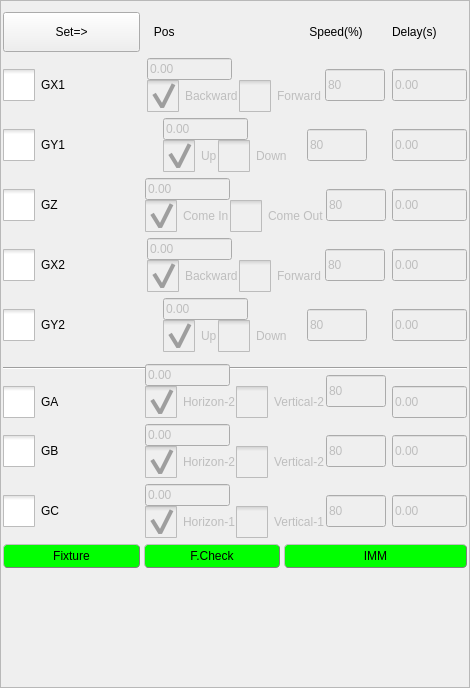
The window that hcinstruction/actionsettingframe.ui (dongdong-2009/3-5AxisRobot) describes before a commit, drawn with Qt 5.
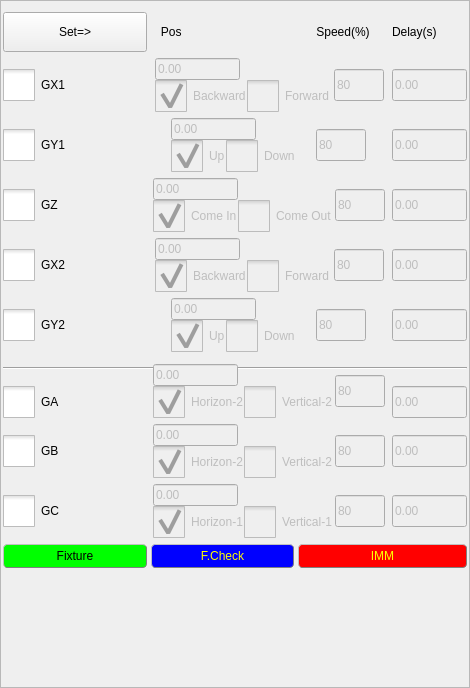
The same window after the commit. Icons and pictures are not drawn. Custom widgets are drawn as their Qt base class.

What changed in the file:
```diff
--- a/hcinstruction/actionsettingframe.ui
+++ b/hcinstruction/actionsettingframe.ui
@@ -13,20 +13,6 @@
   <property name="windowTitle">
    <string>Frame</string>
   </property>
-  <property name="styleSheet">
-   <string notr="true">QPushButton{
-     border-style: outset;
-     border-width: 1px;
-     border-radius: 4px;
-     border-color: gray;
-	background-color: rgb(0, 255, 0);
-}
-QPushButton:pressed{
-     border-style: inset;
-	background-color: #0073FF;
-	color:black;
-}</string>
-  </property>
   <property name="frameShape">
    <enum>QFrame::StyledPanel</enum>
   </property>
@@ -186,13 +172,13 @@
        </property>
        <property name="minimumSize">
         <size>
-         <width>60</width>
+         <width>50</width>
          <height>0</height>
         </size>
        </property>
        <property name="maximumSize">
         <size>
-         <width>60</width>
+         <width>50</width>
          <height>32</height>
         </size>
        </property>
@@ -324,13 +310,13 @@
        </property>
        <property name="minimumSize">
         <size>
-         <width>60</width>
+         <width>50</width>
          <height>0</height>
         </size>
        </property>
        <property name="maximumSize">
         <size>
-         <width>60</width>
+         <width>50</width>
          <height>32</height>
         </size>
        </property>
@@ -632,13 +618,13 @@
        </property>
        <property name="minimumSize">
         <size>
-         <width>60</width>
+         <width>50</width>
          <height>0</height>
         </size>
        </property>
        <property name="maximumSize">
         <size>
-         <width>60</width>
+         <width>50</width>
          <height>32</height>
         </size>
        </property>
@@ -809,13 +795,13 @@
        </property>
        <property name="minimumSize">
         <size>
-         <width>60</width>
+         <width>50</width>
          <height>0</height>
         </size>
        </property>
        <property name="maximumSize">
         <size>
-         <width>60</width>
+         <width>50</width>
          <height>32</height>
         </size>
        </property>
@@ -944,13 +930,13 @@
        </property>
        <property name="minimumSize">
         <size>
-         <width>60</width>
+         <width>50</width>
          <height>0</height>
         </size>
        </property>
        <property name="maximumSize">
         <size>
-         <width>60</width>
+         <width>50</width>
          <height>32</height>
         </size>
        </property>
@@ -1101,13 +1087,13 @@
        </property>
        <property name="minimumSize">
         <size>
-         <width>60</width>
+         <width>50</width>
          <height>0</height>
         </size>
        </property>
        <property name="maximumSize">
         <size>
-         <width>60</width>
+         <width>50</width>
          <height>32</height>
         </size>
        </property>
@@ -1176,7 +1162,7 @@
      </property>
      <property name="minimumSize">
       <size>
-       <width>104</width>
+       <width>90</width>
        <height>0</height>
       </size>
      </property>
@@ -1440,13 +1426,13 @@
        </property>
        <property name="minimumSize">
         <size>
-         <width>60</width>
+         <width>50</width>
          <height>0</height>
         </size>
        </property>
        <property name="maximumSize">
         <size>
-         <width>60</width>
+         <width>50</width>
          <height>32</height>
         </size>
        </property>
@@ -1575,13 +1561,13 @@
        </property>
        <property name="minimumSize">
         <size>
-         <width>60</width>
+         <width>50</width>
          <height>0</height>
         </size>
        </property>
        <property name="maximumSize">
         <size>
-         <width>60</width>
+         <width>50</width>
          <height>32</height>
         </size>
        </property>
@@ -1659,7 +1645,7 @@
      </property>
      <property name="minimumSize">
       <size>
-       <width>64</width>
+       <width>120</width>
        <height>40</height>
       </size>
      </property>
@@ -1676,6 +1662,21 @@
        <height>24</height>
       </size>
      </property>
+     <property name="styleSheet">
+      <string notr="true">#goToIMM{
+     border-style: outset;
+     border-width: 1px;
+     border-radius: 4px;
+     border-color: gray;
+	background-color: rgb(255, 0, 0);
+color:yellow;
+}
+#goToIMM:pressed{
+     border-style: inset;
+	background-color: #0073FF;
+	color:black;
+}</string>
+     </property>
      <property name="text">
       <string>IMM</string>
      </property>
@@ -1693,6 +1694,20 @@
        <height>24</height>
       </size>
      </property>
+     <property name="styleSheet">
+      <string notr="true">#goToFixture{
+     border-style: outset;
+     border-width: 1px;
+     border-radius: 4px;
+     border-color: gray;
+	background-color: rgb(0, 255, 0);
+}
+#goToFixture:pressed{
+     border-style: inset;
+	background-color: #0073FF;
+	color:black;
+}</string>
+     </property>
      <property name="text">
       <string>Fixture</string>
      </property>
@@ -1710,6 +1725,21 @@
        <height>24</height>
       </size>
      </property>
+     <property name="styleSheet">
+      <string notr="true">#goToCheck{
+     border-style: outset;
+     border-width: 1px;
+     border-radius: 4px;
+     border-color: gray;
+	background-color: rgb(0, 0, 255);
+color:yellow;
+}
+#goToCheck:pressed{
+     border-style: inset;
+	background-color: #0073FF;
+	color:black;
+}</string>
+     </property>
      <property name="text">
       <string>F.Check</string>
      </property>
```
Left out of the diff: 8 changed lines with no effect on the pictures.
